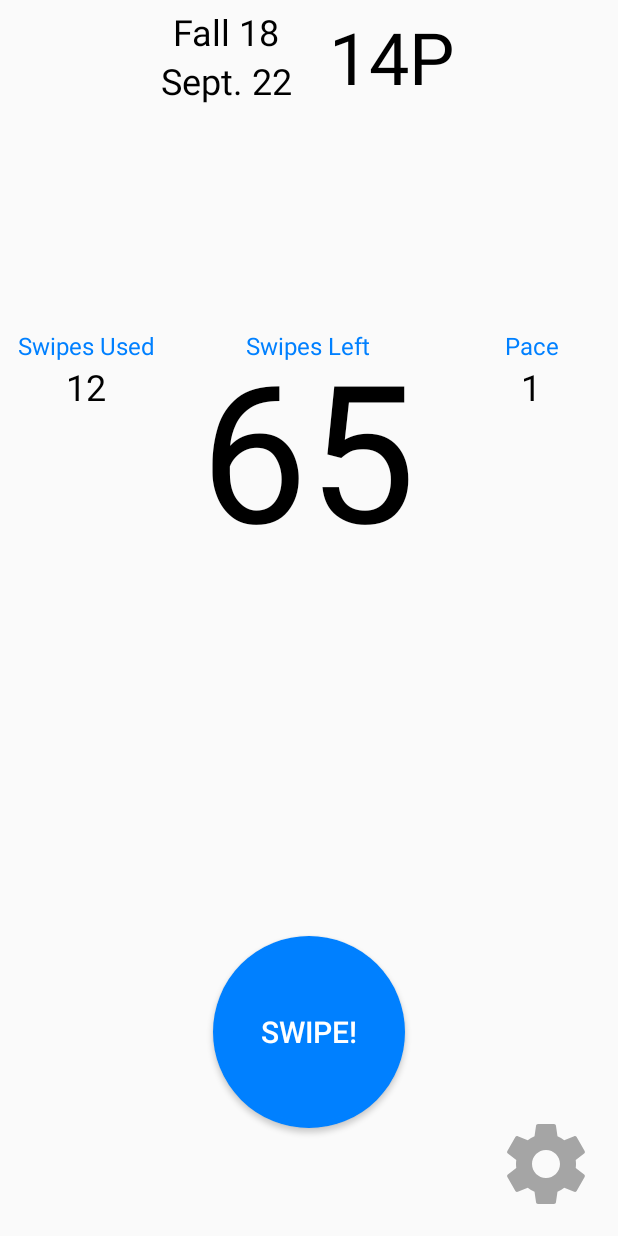
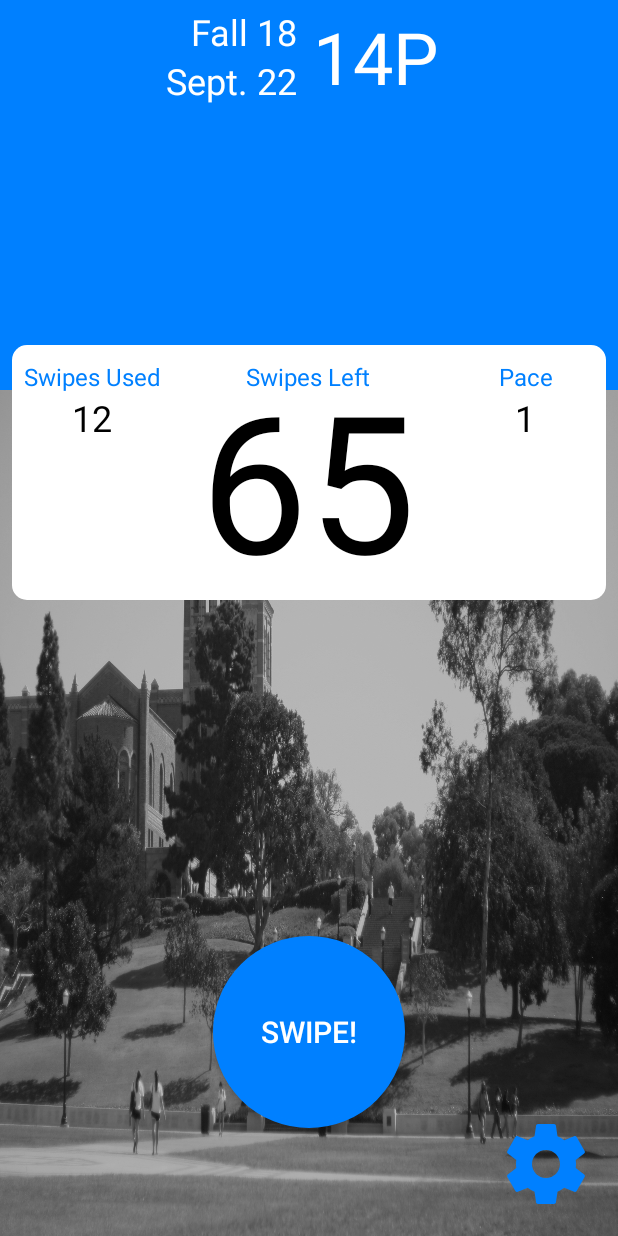
Before and after one commit to ncerdan/MySwipes, an Android app: the screen it shows after launch (MainActivity), on a phone screen of 412 x 824 dp. Run offline under Robolectric (Android 15) with nearby library versions, the phone set to English and light mode, and no system bars.

Commit message:
styled backgrounds

```diff
--- /dev/null
+++ b/app/src/main/res/drawable/ic_settings_blue_24dp.xml
@@ -0,0 +1,5 @@
+<vector android:height="24dp" android:tint="#0080FF"
+    android:viewportHeight="24.0" android:viewportWidth="24.0"
+    android:width="24dp" xmlns:android="http://schemas.android.com/apk/res/android">
+    <path android:fillColor="#FF000000" android:pathData="M19.43,12.98c0.04,-0.32 0.07,-0.64 0.07,-0.98s-0.03,-0.66 -0.07,-0.98l2.11,-1.65c0.19,-0.15 0.24,-0.42 0.12,-0.64l-2,-3.46c-0.12,-0.22 -0.39,-0.3 -0.61,-0.22l-2.49,1c-0.52,-0.4 -1.08,-0.73 -1.69,-0.98l-0.38,-2.65C14.46,2.18 14.25,2 14,2h-4c-0.25,0 -0.46,0.18 -0.49,0.42l-0.38,2.65c-0.61,0.25 -1.17,0.59 -1.69,0.98l-2.49,-1c-0.23,-0.09 -0.49,0 -0.61,0.22l-2,3.46c-0.13,0.22 -0.07,0.49 0.12,0.64l2.11,1.65c-0.04,0.32 -0.07,0.65 -0.07,0.98s0.03,0.66 0.07,0.98l-2.11,1.65c-0.19,0.15 -0.24,0.42 -0.12,0.64l2,3.46c0.12,0.22 0.39,0.3 0.61,0.22l2.49,-1c0.52,0.4 1.08,0.73 1.69,0.98l0.38,2.65c0.03,0.24 0.24,0.42 0.49,0.42h4c0.25,0 0.46,-0.18 0.49,-0.42l0.38,-2.65c0.61,-0.25 1.17,-0.59 1.69,-0.98l2.49,1c0.23,0.09 0.49,0 0.61,-0.22l2,-3.46c0.12,-0.22 0.07,-0.49 -0.12,-0.64l-2.11,-1.65zM12,15.5c-1.93,0 -3.5,-1.57 -3.5,-3.5s1.57,-3.5 3.5,-3.5 3.5,1.57 3.5,3.5 -1.57,3.5 -3.5,3.5z"/>
+</vector>
--- a/app/src/main/res/layout/activity_main.xml
+++ b/app/src/main/res/layout/activity_main.xml
@@ -5,6 +5,19 @@
     android:layout_width="match_parent"
     android:layout_height="match_parent"
     tools:context=".MainActivity">
+
+    <android.support.constraint.ConstraintLayout
+        android:layout_width="match_parent"
+        android:layout_height="260dp"
+        android:background="@color/colorPrimary">
+    </android.support.constraint.ConstraintLayout>
+
+    <android.support.constraint.ConstraintLayout
+        android:layout_width="match_parent"
+        android:layout_height="match_parent"
+        android:layout_marginTop="260dp"
+        android:background="@drawable/royce">
+    </android.support.constraint.ConstraintLayout>
 
     <LinearLayout
         android:id="@+id/linearLayout"
@@ -28,20 +41,24 @@
                 android:layout_width="match_parent"
                 android:layout_height="wrap_content"
                 android:layout_weight="1"
-                android:gravity="bottom|center_horizontal"
+                android:gravity="bottom|end"
                 android:text="@string/quarterText_fall_18"
-                android:textColor="@color/black"
-                android:textSize="24sp" />
+                android:textColor="@color/white"
+                android:textSize="24sp"
+                android:layout_marginRight="5dp"
+                android:layout_marginEnd="5dp" />
 
             <TextView
                 android:id="@+id/dateText"
                 android:layout_width="match_parent"
                 android:layout_height="wrap_content"
                 android:layout_weight="1"
-                android:gravity="top|center_horizontal"
+                android:gravity="top|end"
                 android:text="Sept. 22"
-                android:textColor="@color/black"
-                android:textSize="24sp" />
+                android:textColor="@color/white"
+                android:textSize="24sp"
+                android:layout_marginRight="5dp"
+                android:layout_marginEnd="5dp" />
         </LinearLayout>
 
         <TextView
@@ -49,18 +66,24 @@
             android:layout_width="0dp"
             android:layout_height="match_parent"
             android:layout_weight="1"
-            android:gravity="center"
+            android:gravity="center|start"
             android:text="@string/mealplan_14p"
-            android:textColor="@color/black"
-            android:textSize="48sp" />
+            android:textColor="@color/white"
+            android:textSize="48sp"
+            android:layout_marginLeft="5dp"
+            android:layout_marginStart="5dp" />
     </LinearLayout>
 
     <LinearLayout
         android:layout_width="0dp"
-        android:layout_height="200dp"
+        android:layout_height="170dp"
         android:layout_marginLeft="8dp"
         android:layout_marginRight="8dp"
+        android:paddingTop="10dp"
+        android:paddingLeft="5dp"
+        android:paddingRight="5dp"
         android:orientation="horizontal"
+        android:background="@xml/rounded_corner"
         app:layout_constraintBottom_toBottomOf="parent"
         app:layout_constraintEnd_toEndOf="parent"
         app:layout_constraintStart_toStartOf="parent"
@@ -167,7 +190,7 @@
         android:layout_marginBottom="16dp"
         android:layout_marginEnd="16dp"
         android:layout_marginRight="16dp"
-        android:background="@drawable/ic_settings_grey_24dp"
+        android:background="@drawable/ic_settings_blue_24dp"
         app:layout_constraintBottom_toBottomOf="parent"
         app:layout_constraintEnd_toEndOf="parent" />
 
--- /dev/null
+++ b/app/src/main/res/xml/rounded_corner.xml
@@ -0,0 +1,8 @@
+<?xml version="1.0" encoding="utf-8"?>
+<shape xmlns:android="http://schemas.android.com/apk/res/android"
+    android:shape="rectangle">
+    <solid android:color="@color/white"></solid>
+    <corners
+        android:radius="10dp">
+    </corners>
+</shape>
```
Also changed, not shown: app/src/main/res/drawable/royce.jpg (added), app/src/main/res/xml/circular_button.xml (line endings or trailing spaces).
